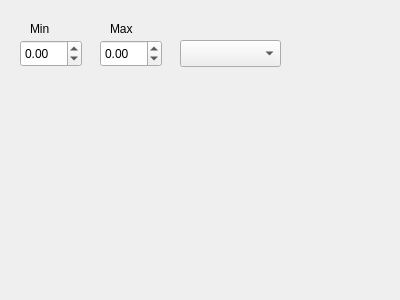
Above: clients/script_scanner_gui/script_explorer/editors/parameter.ui from HaeffnerLab/Haeffner-Lab-LabRAD-Tools before the change. Below: the same form after it.
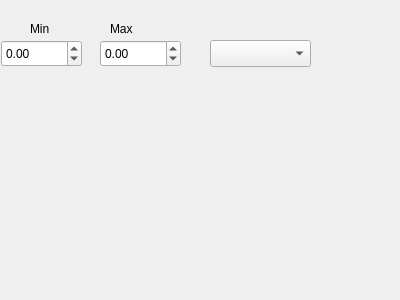
That is the form after the change.

```diff
--- a/clients/script_scanner_gui/script_explorer/editors/parameter.ui
+++ b/clients/script_scanner_gui/script_explorer/editors/parameter.ui
@@ -16,7 +16,7 @@
   <widget class="QComboBox" name="uiUnit">
    <property name="geometry">
     <rect>
-     <x>180</x>
+     <x>210</x>
      <y>40</y>
      <width>101</width>
      <height>27</height>
@@ -26,9 +26,9 @@
   <widget class="QDoubleSpinBox" name="uiMin">
    <property name="geometry">
     <rect>
-     <x>20</x>
+     <x>1</x>
      <y>40</y>
-     <width>62</width>
+     <width>81</width>
      <height>27</height>
     </rect>
    </property>
@@ -44,7 +44,7 @@
     <rect>
      <x>100</x>
      <y>40</y>
-     <width>62</width>
+     <width>81</width>
      <height>27</height>
     </rect>
    </property>
```
